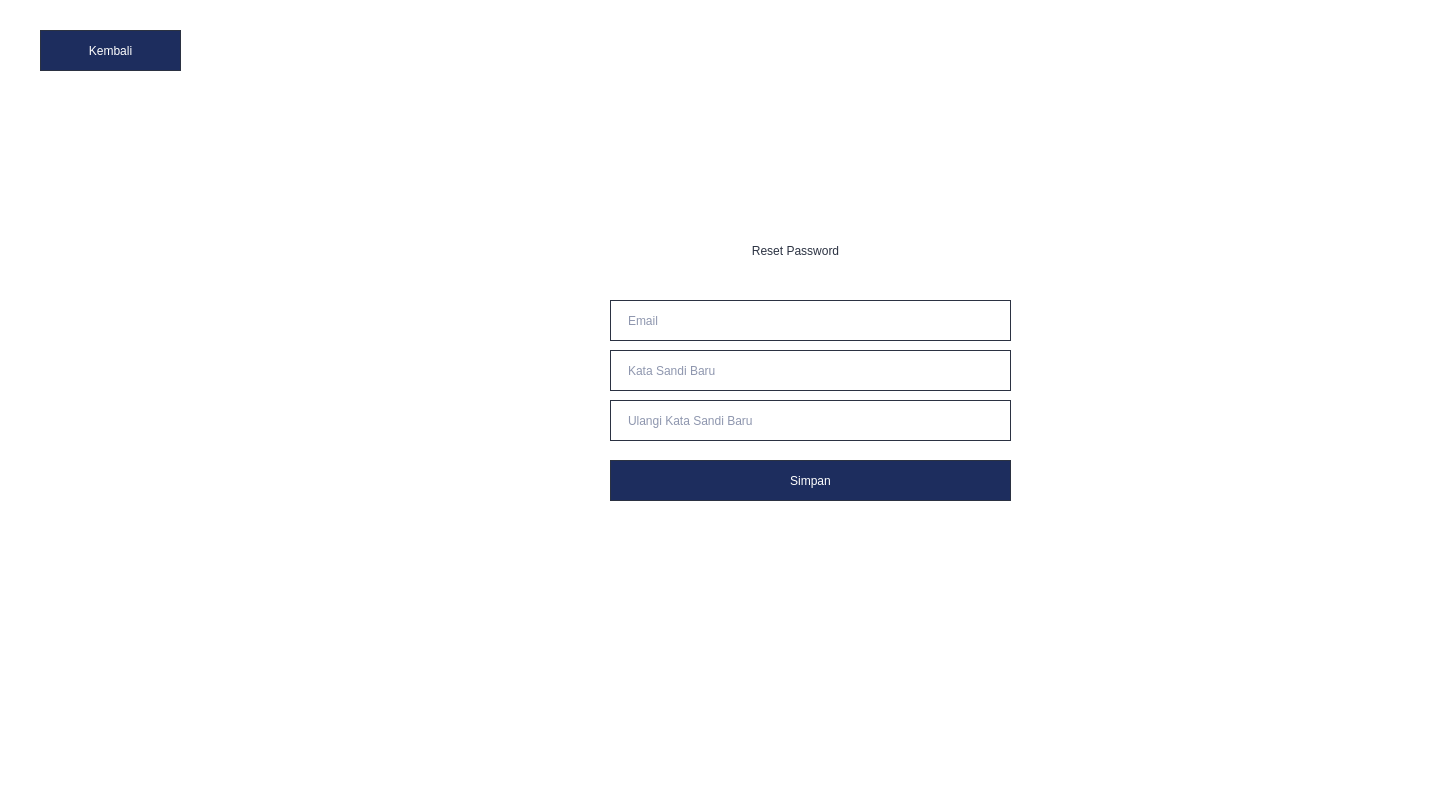
stellaribli/Tuciwir, file resetpass.ui: the form before one commit.
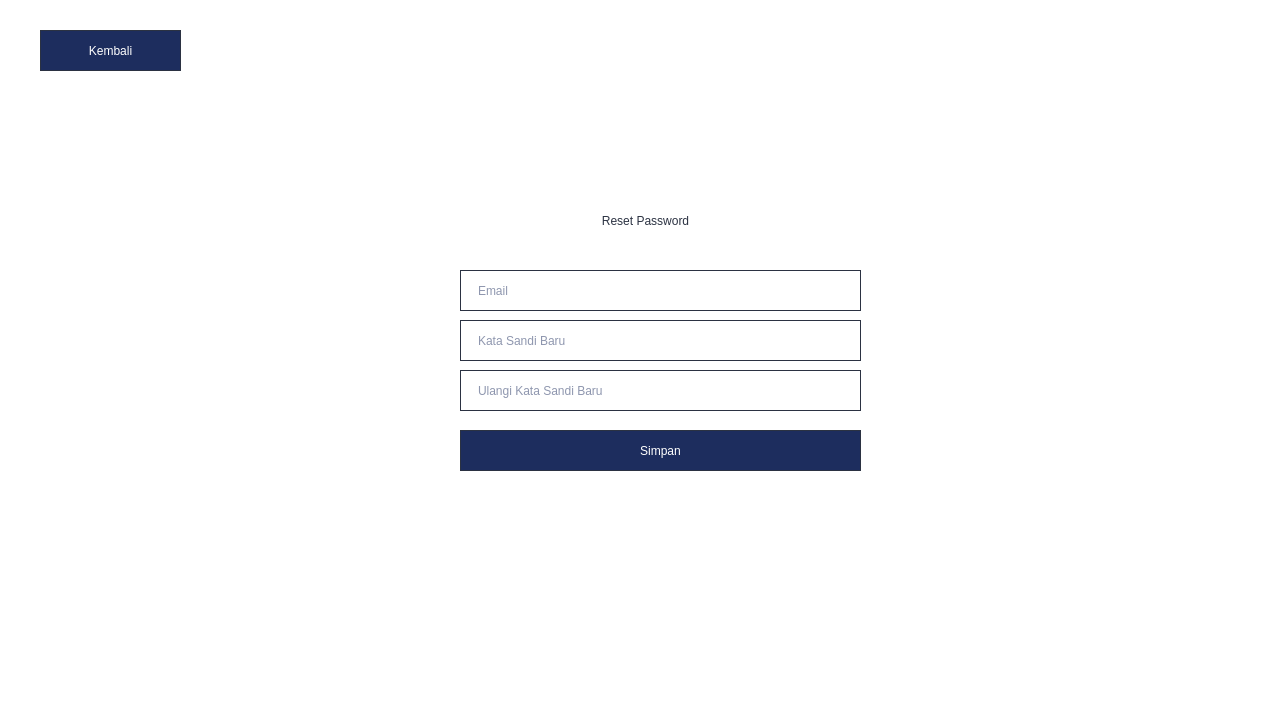
The form after the commit.

Patch:
```diff
--- a/resetpass.ui
+++ b/resetpass.ui
@@ -6,8 +6,8 @@
    <rect>
     <x>0</x>
     <y>0</y>
-    <width>1440</width>
-    <height>804</height>
+    <width>1280</width>
+    <height>720</height>
    </rect>
   </property>
   <property name="windowTitle">
@@ -19,8 +19,8 @@
   <widget class="QLabel" name="label">
    <property name="geometry">
     <rect>
-     <x>600</x>
-     <y>230</y>
+     <x>450</x>
+     <y>200</y>
      <width>391</width>
      <height>41</height>
     </rect>
@@ -39,8 +39,8 @@
   <widget class="QLineEdit" name="passlama">
    <property name="geometry">
     <rect>
-     <x>610</x>
-     <y>300</y>
+     <x>460</x>
+     <y>270</y>
      <width>401</width>
      <height>41</height>
     </rect>
@@ -65,8 +65,8 @@
   <widget class="QLineEdit" name="passbaru">
    <property name="geometry">
     <rect>
-     <x>610</x>
-     <y>350</y>
+     <x>460</x>
+     <y>320</y>
      <width>401</width>
      <height>41</height>
     </rect>
@@ -94,8 +94,8 @@
   <widget class="QPushButton" name="simpanbutton">
    <property name="geometry">
     <rect>
-     <x>610</x>
-     <y>460</y>
+     <x>460</x>
+     <y>430</y>
      <width>401</width>
      <height>41</height>
     </rect>
@@ -120,8 +120,8 @@
   <widget class="QLineEdit" name="passbaru_2">
    <property name="geometry">
     <rect>
-     <x>610</x>
-     <y>400</y>
+     <x>460</x>
+     <y>370</y>
      <width>401</width>
      <height>41</height>
     </rect>
```
